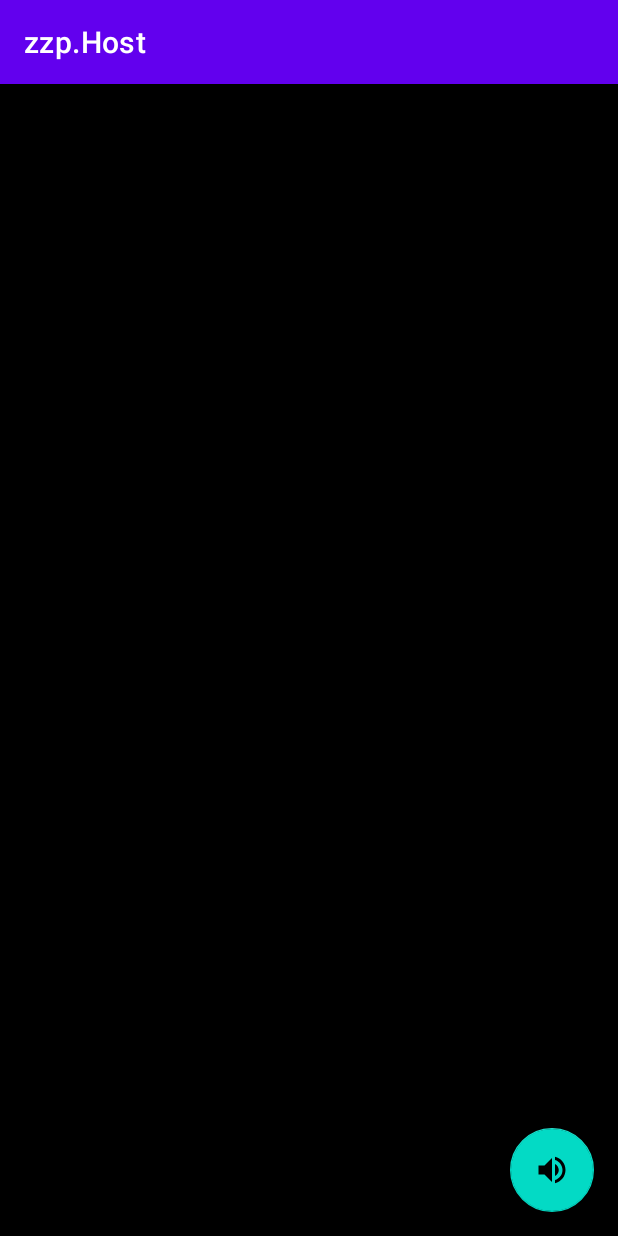
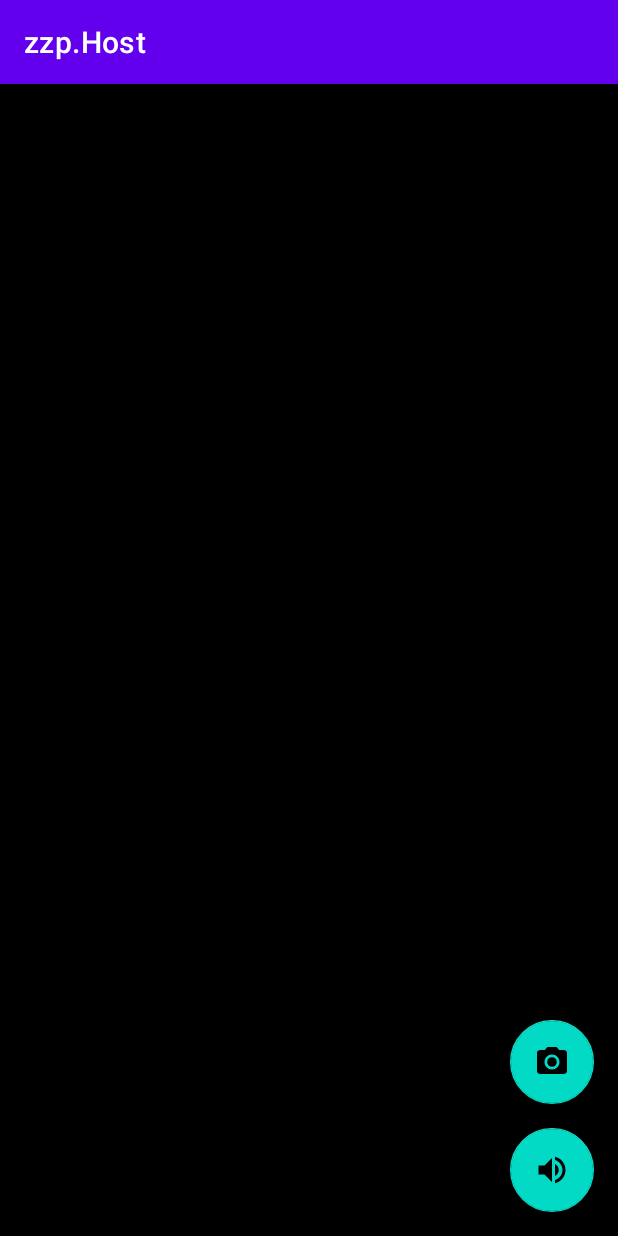
Before and after one commit to hosshy84/baby-monitor, an Android app: the fragment MonitorFragment shown on its own in the app's theme, on a phone screen of 412 x 824 dp. Run offline under Robolectric (Android 15) with nearby library versions, the phone set to English and light mode, and no system bars; 1 statement that could not run was skipped.

Commit message:
キャプチャ機能を実装

```diff
--- a/app/src/main/AndroidManifest.xml
+++ b/app/src/main/AndroidManifest.xml
@@ -21,7 +21,7 @@
         <activity
             android:name=".MainActivity"
             android:exported="true"
-            android:label="@string/child_name"
+            android:label="@string/baby_name"
             android:theme="@style/Theme.BabyMonitor.NoActionBar">
             <intent-filter>
                 <action android:name="android.intent.action.MAIN" />
--- a/app/src/main/res/layout/fragment_monitor.xml
+++ b/app/src/main/res/layout/fragment_monitor.xml
@@ -4,6 +4,7 @@
     xmlns:app="http://schemas.android.com/apk/res-auto"
     android:layout_width="match_parent"
     android:layout_height="match_parent"
+    android:keepScreenOn="true"
     tools:context=".ui.monitor.MonitorFragment">
 
     <androidx.media3.ui.PlayerView android:id="@+id/video_view"
@@ -11,12 +12,29 @@
         android:layout_height="match_parent"
         app:use_controller="false"/>
 
-    <com.google.android.material.floatingactionbutton.FloatingActionButton
-        android:id="@+id/mute"
+    <LinearLayout
+        android:orientation="vertical"
         android:layout_width="wrap_content"
         android:layout_height="wrap_content"
-        android:layout_gravity="bottom|end"
-        android:layout_marginEnd="16dp"
-        android:layout_marginBottom="16dp" />
+        android:layout_gravity="bottom|end">
+
+        <com.google.android.material.floatingactionbutton.FloatingActionButton
+            android:id="@+id/capture"
+            android:layout_width="wrap_content"
+            android:layout_height="wrap_content"
+            android:layout_gravity="bottom|end"
+            android:layout_marginEnd="16dp"
+            android:layout_marginBottom="16dp"
+            android:src="@drawable/ic_menu_camera"/>
+
+        <com.google.android.material.floatingactionbutton.FloatingActionButton
+            android:id="@+id/mute"
+            android:layout_width="wrap_content"
+            android:layout_height="wrap_content"
+            android:layout_gravity="bottom|end"
+            android:layout_marginEnd="16dp"
+            android:layout_marginBottom="16dp" />
+
+    </LinearLayout>>
 
 </FrameLayout>
--- a/app/src/main/res/layout/nav_header_main.xml
+++ b/app/src/main/res/layout/nav_header_main.xml
@@ -24,7 +24,7 @@
         android:layout_width="match_parent"
         android:layout_height="wrap_content"
         android:paddingTop="@dimen/nav_header_vertical_spacing"
-        android:text="@string/child_name"
+        android:text="@string/baby_name"
         android:textAppearance="@style/TextAppearance.AppCompat.Body1" />
 
     <TextView
--- a/app/src/main/res/values/strings.xml
+++ b/app/src/main/res/values/strings.xml
@@ -1,6 +1,6 @@
 <resources>
     <string name="app_name">Baby Monitor</string>
-    <string name="child_name">凛</string>
+    <string name="baby_name">凛</string>
     <string name="navigation_drawer_open">Open navigation drawer</string>
     <string name="navigation_drawer_close">Close navigation drawer</string>
     <string name="nav_header_title">Android Studio</string>
@@ -17,6 +17,7 @@
 
     <!-- Messages Preferences -->
     <string name="url">URL</string>
+    <string name="webhook_url">Webhook URL</string>
 
     <!-- Sync Preferences -->
     <string name="sync_title">Sync email periodically</string>
--- a/app/src/main/res/xml/root_preferences.xml
+++ b/app/src/main/res/xml/root_preferences.xml
@@ -7,6 +7,11 @@
             app:title="@string/url"
             app:useSimpleSummaryProvider="true" />
 
+        <EditTextPreference
+            app:key="webhook_url"
+            app:title="@string/webhook_url"
+            app:useSimpleSummaryProvider="true" />
+
     </PreferenceCategory>
 
 </PreferenceScreen>
```
Also changed, not shown: app/build.gradle.kts (+12 -0 lines), app/src/main/java/com/example/babymonitor/data/http/HttpPostMultiPart.kt (added, +96 -0 lines), app/src/main/java/com/example/babymonitor/ui/monitor/MonitorFragment.kt (+68 -2 lines).
